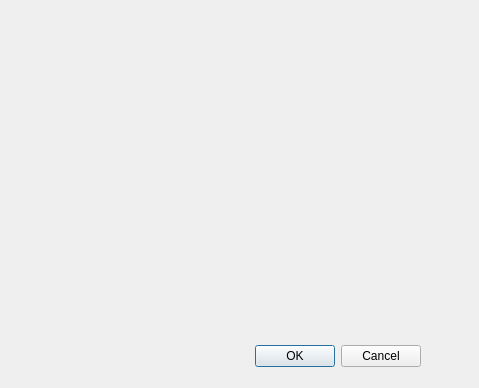
The window that settingsdialog.ui (erebetez/VirtualBoxManager) describes before a commit, drawn with Qt 5.
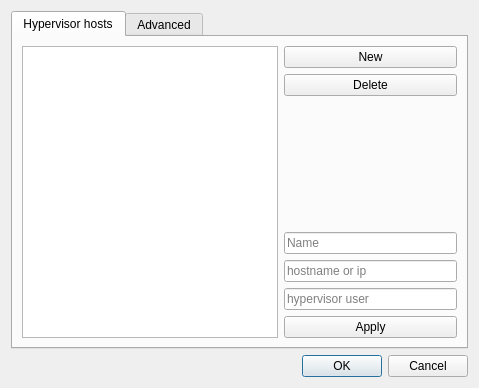
The same window after the commit.

The edit to the form file:
```diff
--- a/settingsdialog.ui
+++ b/settingsdialog.ui
@@ -13,22 +13,102 @@
   <property name="windowTitle">
    <string>Dialog</string>
   </property>
-  <widget class="QDialogButtonBox" name="buttonBox">
-   <property name="geometry">
-    <rect>
-     <x>80</x>
-     <y>340</y>
-     <width>341</width>
-     <height>32</height>
-    </rect>
-   </property>
-   <property name="orientation">
-    <enum>Qt::Horizontal</enum>
-   </property>
-   <property name="standardButtons">
-    <set>QDialogButtonBox::Cancel|QDialogButtonBox::Ok</set>
-   </property>
-  </widget>
+  <layout class="QVBoxLayout" name="verticalLayout">
+   <item>
+    <widget class="QTabWidget" name="tabWidget">
+     <property name="currentIndex">
+      <number>0</number>
+     </property>
+     <widget class="QWidget" name="tab">
+      <attribute name="title">
+       <string>Hypervisor hosts</string>
+      </attribute>
+      <layout class="QHBoxLayout" name="horizontalLayout">
+       <item>
+        <widget class="QListWidget" name="listHypervisorHosts"/>
+       </item>
+       <item>
+        <layout class="QVBoxLayout" name="verticalLayout_2">
+         <item>
+          <widget class="QPushButton" name="pushButtonNew">
+           <property name="text">
+            <string>New</string>
+           </property>
+          </widget>
+         </item>
+         <item>
+          <widget class="QPushButton" name="pushButtonDelete">
+           <property name="text">
+            <string>Delete</string>
+           </property>
+          </widget>
+         </item>
+         <item>
+          <spacer name="verticalSpacer">
+           <property name="orientation">
+            <enum>Qt::Vertical</enum>
+           </property>
+           <property name="sizeHint" stdset="0">
+            <size>
+             <width>20</width>
+             <height>40</height>
+            </size>
+           </property>
+          </spacer>
+         </item>
+         <item>
+          <widget class="QLineEdit" name="lineEditName">
+           <property name="placeholderText">
+            <string>Name</string>
+           </property>
+          </widget>
+         </item>
+         <item>
+          <widget class="QLineEdit" name="lineEditHost">
+           <property name="text">
+            <string/>
+           </property>
+           <property name="placeholderText">
+            <string>hostname or ip</string>
+           </property>
+          </widget>
+         </item>
+         <item>
+          <widget class="QLineEdit" name="lineEditUser">
+           <property name="placeholderText">
+            <string>hypervisor user</string>
+           </property>
+          </widget>
+         </item>
+         <item>
+          <widget class="QPushButton" name="pushButtonApply">
+           <property name="text">
+            <string>Apply</string>
+           </property>
+          </widget>
+         </item>
+        </layout>
+       </item>
+      </layout>
+     </widget>
+     <widget class="QWidget" name="tab_2">
+      <attribute name="title">
+       <string>Advanced</string>
+      </attribute>
+     </widget>
+    </widget>
+   </item>
+   <item>
+    <widget class="QDialogButtonBox" name="buttonBox">
+     <property name="orientation">
+      <enum>Qt::Horizontal</enum>
+     </property>
+     <property name="standardButtons">
+      <set>QDialogButtonBox::Cancel|QDialogButtonBox::Ok</set>
+     </property>
+    </widget>
+   </item>
+  </layout>
  </widget>
  <resources/>
  <connections>
```
